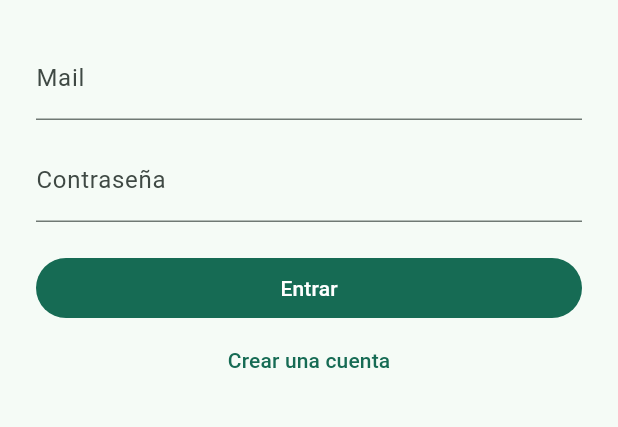
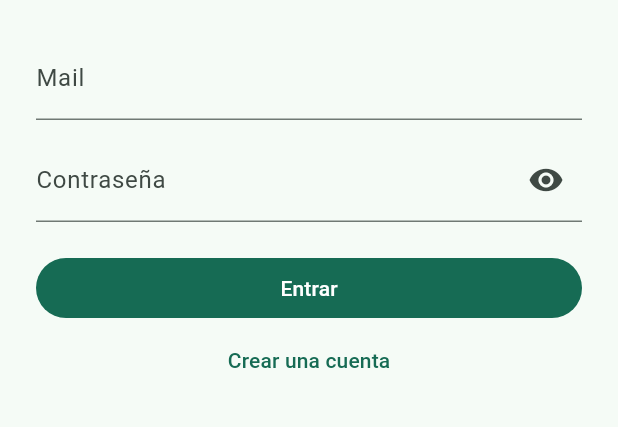
Before and after one commit to FerAllegra12/cuentas-claras, a Flutter app: the screen it shows after launch, on a phone screen of 412 x 824 dp, the part 447-874 px from its top. Run offline on Flutter 3.47's test engine with Material 3 defaults, Android fonts, the phone set to English and light mode, and no system bars; our stand-ins replace supabase_flutter; accounts and stored records are empty.

Commit message:
Login: ojito para ver contraseña, repetir contraseña, error de red amigable
Co-Authored-By: Claude Sonnet 5.5 <noreply@anthropic.com>
Claude-Session: https://claude.ai/code/session_0135F9Wt1hUGTE1uafPB9iTU

```diff
--- a/app/lib/ui/login_screen.dart
+++ b/app/lib/ui/login_screen.dart
@@ -12,6 +12,8 @@ class _LoginScreenState extends State<LoginScreen> {
   final _email = TextEditingController();
   final _pass = TextEditingController();
   final _name = TextEditingController();
+  final _pass2 = TextEditingController();
+  bool _ver = false;
   bool _registro = false;
   bool _cargando = false;
   String? _error;
@@ -21,10 +23,19 @@ class _LoginScreenState extends State<LoginScreen> {
     _email.dispose();
     _pass.dispose();
     _name.dispose();
+    _pass2.dispose();
     super.dispose();
   }
 
   Future<void> _enviar() async {
+    if (_registro && _pass.text != _pass2.text) {
+      setState(() => _error = 'Las contraseñas no coinciden.');
+      return;
+    }
+    if (_registro && _pass.text.length < 6) {
+      setState(() => _error = 'La contraseña tiene que tener al menos 6 caracteres.');
+      return;
+    }
     setState(() {
       _cargando = true;
       _error = null;
@@ -41,7 +52,10 @@ class _LoginScreenState extends State<LoginScreen> {
         await auth.signInWithPassword(email: _email.text.trim(), password: _pass.text);
       }
     } on AuthException catch (e) {
-      setState(() => _error = e.message);
+      final m = e.message;
+      setState(() => _error = (m.contains('host lookup') || m.contains('SocketException'))
+          ? 'No pudimos conectar. Revisá tu conexión.'
+          : m);
     } catch (_) {
       setState(() => _error = 'No pudimos conectar. Revisá tu conexión.');
     } finally {
@@ -76,9 +90,23 @@ class _LoginScreenState extends State<LoginScreen> {
                   const SizedBox(height: 12),
                   TextField(
                     controller: _pass,
-                    obscureText: true,
-                    decoration: const InputDecoration(labelText: 'Contraseña'),
+                    obscureText: !_ver,
+                    decoration: InputDecoration(
+                      labelText: 'Contraseña',
+                      suffixIcon: IconButton(
+                        icon: Icon(_ver ? Icons.visibility_off : Icons.visibility),
+                        onPressed: () => setState(() => _ver = !_ver),
+                      ),
+                    ),
                   ),
+                  if (_registro) ...[
+                    const SizedBox(height: 12),
+                    TextField(
+                      controller: _pass2,
+                      obscureText: !_ver,
+                      decoration: const InputDecoration(labelText: 'Repetir contraseña'),
+                    ),
+                  ],
                   if (_error != null) ...[
                     const SizedBox(height: 12),
                     Text(_error!, style: TextStyle(color: Theme.of(context).colorScheme.error)),
```
